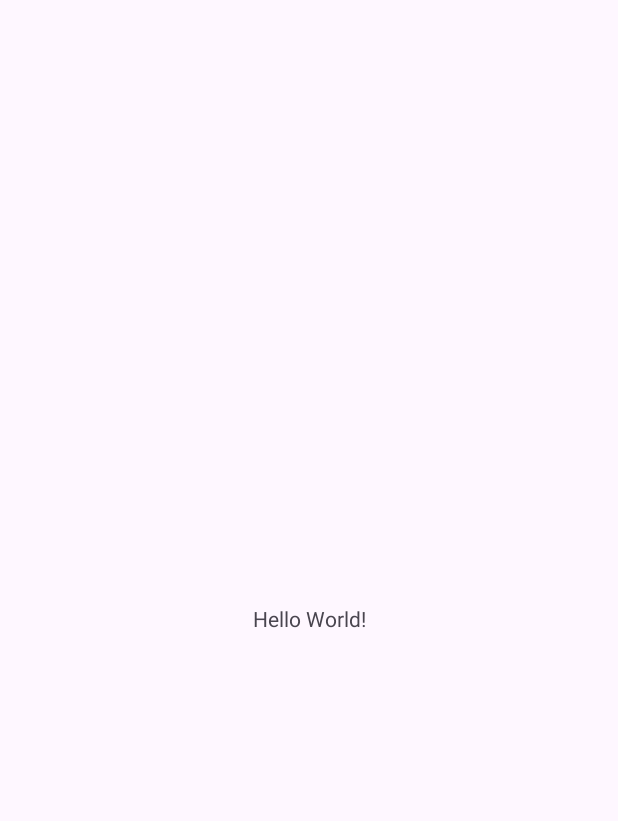
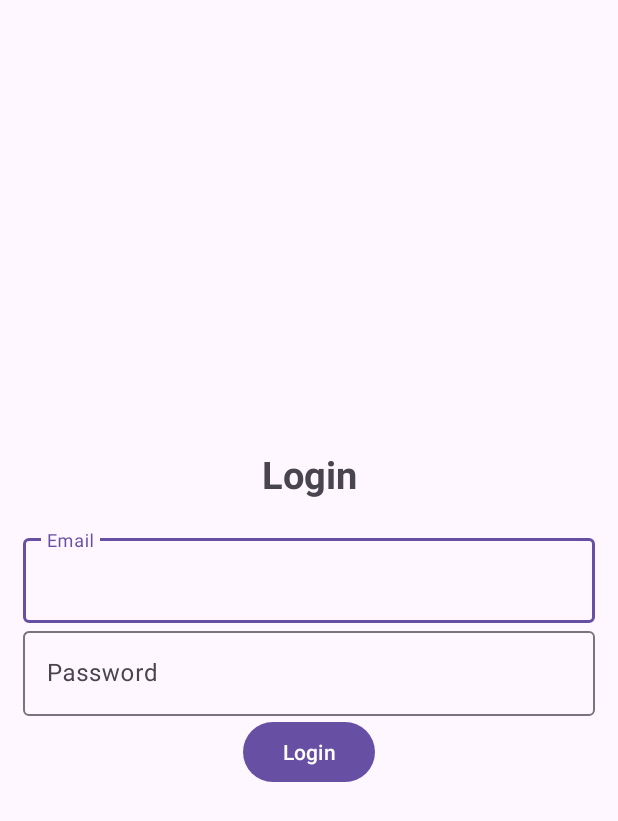
Before and after one commit to TomRuisseau/Android-Tournament, an Android app: the screen it shows after launch (MainActivity before the commit, Login after it), on a phone screen of 412 x 824 dp. Before the commit the part shown is almost empty. Shown: the top 821 px of the screen. Run offline under Robolectric (Android 15) with nearby library versions, the light colour scheme and no system bars.

Commit message:
Empty Login / Register

```diff
--- a/app/build.gradle.kts
+++ b/app/build.gradle.kts
@@ -35,6 +35,7 @@ dependencies {
     implementation("androidx.appcompat:appcompat:1.6.1")
     implementation("com.google.android.material:material:1.9.0")
     implementation("androidx.constraintlayout:constraintlayout:2.1.4")
+    implementation("com.google.firebase:firebase-auth:22.2.0")
     testImplementation("junit:junit:4.13.2")
     androidTestImplementation("androidx.test.ext:junit:1.1.5")
     androidTestImplementation("androidx.test.espresso:espresso-core:3.5.1")
--- /dev/null
+++ b/app/src/main/java/com/example/tournament/Login.java
@@ -0,0 +1,14 @@
+package com.example.tournament;
+
+import androidx.appcompat.app.AppCompatActivity;
+
+import android.os.Bundle;
+
+public class Login extends AppCompatActivity {
+
+    @Override
+    protected void onCreate(Bundle savedInstanceState) {
+        super.onCreate(savedInstanceState);
+        setContentView(R.layout.activity_login);
+    }
+}
--- /dev/null
+++ b/app/src/main/res/layout/activity_login.xml
@@ -0,0 +1,46 @@
+<?xml version="1.0" encoding="utf-8"?>
+<LinearLayout xmlns:android="http://schemas.android.com/apk/res/android"
+    xmlns:app="http://schemas.android.com/apk/res-auto"
+    xmlns:tools="http://schemas.android.com/tools"
+    android:layout_width="match_parent"
+    android:orientation="vertical"
+    android:padding="15dp"
+    android:gravity="center"
+    android:layout_height="match_parent"
+    tools:context=".Login">
+
+    <TextView
+        android:text="@string/login"
+        android:textSize="25sp"
+        android:layout_marginBottom="20dp"
+        android:textStyle="bold"
+        android:gravity="center"
+        android:layout_width="match_parent"
+        android:layout_height="wrap_content"></TextView>
+    <com.google.android.material.textfield.TextInputLayout
+        android:layout_width="match_parent"
+        android:layout_height="wrap_content">
+         <com.google.android.material.textfield.TextInputEditText
+             android:id="@+id/email"
+             android:hint="@string/email"
+             android:layout_width="match_parent"
+             android:layout_height="wrap_content"/>
+    </com.google.android.material.textfield.TextInputLayout>
+
+    <com.google.android.material.textfield.TextInputLayout
+        android:layout_width="match_parent"
+        android:layout_height="wrap_content">
+        <com.google.android.material.textfield.TextInputEditText
+            android:id="@+id/password"
+            android:hint="@string/password"
+            android:layout_width="match_parent"
+            android:layout_height="wrap_content"/>
+    </com.google.android.material.textfield.TextInputLayout>
+
+<Button
+    android:id="@+id/btn_login"
+    android:text="@string/login"
+    android:layout_width="wrap_content"
+    android:layout_height="wrap_content"/>
+
+</LinearLayout>
--- a/app/src/main/res/values/strings.xml
+++ b/app/src/main/res/values/strings.xml
@@ -1,3 +1,7 @@
 <resources>
     <string name="app_name">Tournament</string>
+    <string name="login">Login</string>
+    <string name="email">Email</string>
+    <string name="password">Password</string>
+    <string name="register">Register</string>
 </resources>
--- a/build.gradle.kts
+++ b/build.gradle.kts
@@ -1,3 +1,8 @@
+buildscript {
+    dependencies {
+        classpath("com.google.gms:google-services:4.4.0")
+    }
+}
 // Top-level build file where you can add configuration options common to all sub-projects/modules.
 plugins {
     id("com.android.application") version "8.1.2" apply false
```
Also changed, not shown: app/src/main/AndroidManifest.xml (+8 -1 lines), app/src/main/java/com/example/tournament/Register.java (added, +14 -0 lines), app/src/main/res/layout/activity_register.xml (added, +46 -0 lines).
